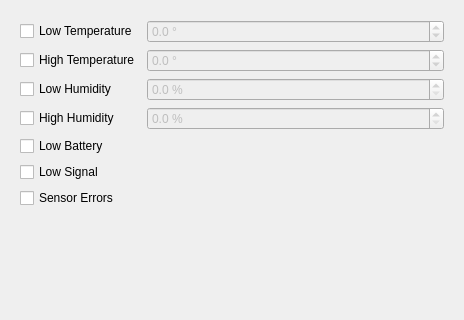
Before: the Qt Designer form manager/src/NewAlarmDialog.ui in porkmarks/sense, drawn with Qt 5; both pictures show x 0 to 464 and y 0 to 320 of the 464 by 528 pixel window.
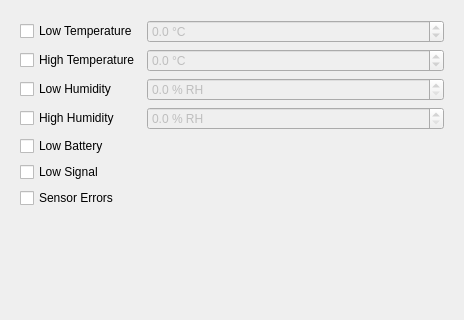
After: the same form once the commit is applied.

What changed in the file:
```diff
--- a/manager/src/NewAlarmDialog.ui
+++ b/manager/src/NewAlarmDialog.ui
@@ -64,7 +64,7 @@
          <bool>false</bool>
         </property>
         <property name="suffix">
-         <string> °</string>
+         <string> °C</string>
         </property>
         <property name="decimals">
          <number>1</number>
@@ -83,7 +83,7 @@
          <bool>false</bool>
         </property>
         <property name="suffix">
-         <string> °</string>
+         <string> °C</string>
         </property>
         <property name="decimals">
          <number>1</number>
@@ -123,7 +123,7 @@
          <bool>false</bool>
         </property>
         <property name="suffix">
-         <string> %</string>
+         <string> % RH</string>
         </property>
         <property name="decimals">
          <number>1</number>
@@ -146,7 +146,7 @@
          <bool>false</bool>
         </property>
         <property name="suffix">
-         <string> %</string>
+         <string> % RH</string>
         </property>
         <property name="decimals">
          <number>1</number>
```
